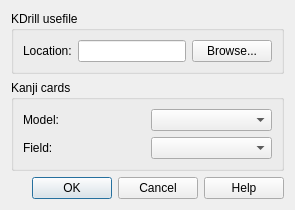
The window that kdrill/dialog.ui (fbriere/anki-kdrill) describes before a commit, drawn with Qt 5.
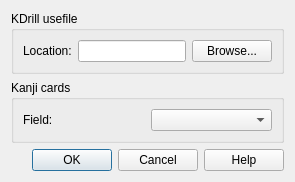
The same window after the commit.

Commit message:
Ditch the model restriction, and only ask for a field
This brings us more in line with other Anki dialogs, like "Find
Duplicates" and "Find and Replace".

The edit to the form file:
```diff
--- a/kdrill/dialog.ui
+++ b/kdrill/dialog.ui
@@ -58,20 +58,6 @@
       <string>Kanji cards</string>
      </property>
      <layout class="QVBoxLayout" name="verticalLayout">
-      <item>
-       <layout class="QHBoxLayout" name="modelLayout">
-        <item>
-         <widget class="QLabel" name="modelLabel">
-          <property name="text">
-           <string>Model:</string>
-          </property>
-         </widget>
-        </item>
-        <item>
-         <widget class="QComboBox" name="modelCombo"/>
-        </item>
-       </layout>
-      </item>
       <item>
        <layout class="QHBoxLayout" name="fieldLayout">
         <item>
```
The commit also changes 4 other files.
